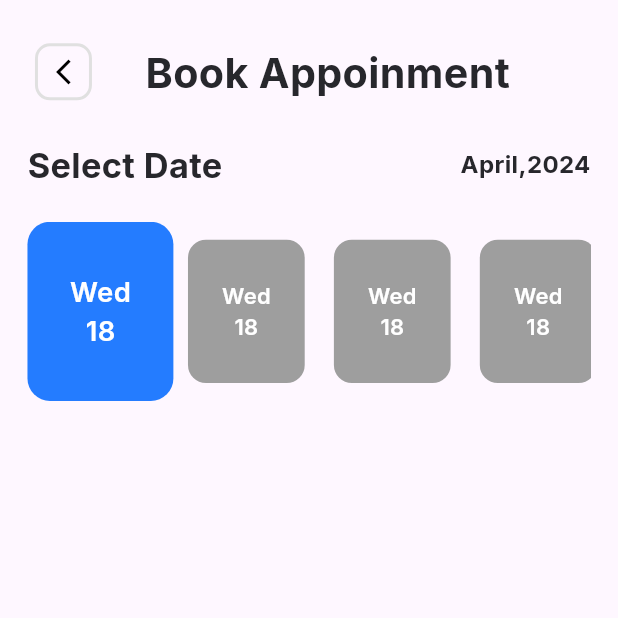
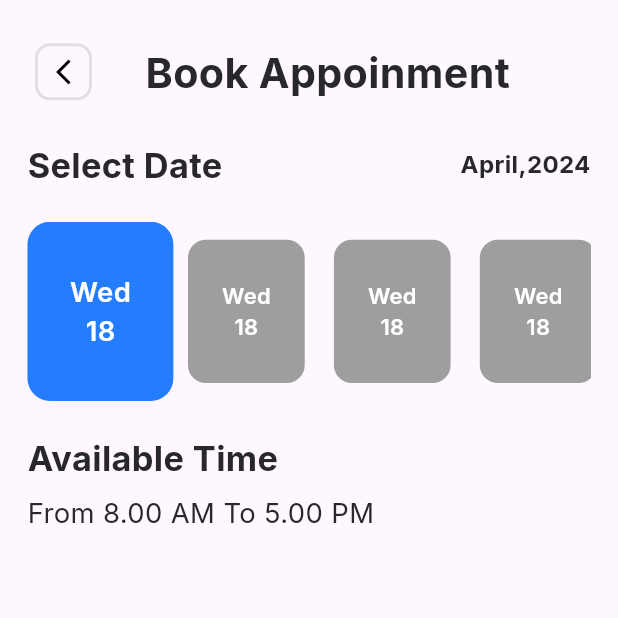
Before and after one commit to seiftarek10/clinic_square, a Flutter app: the DoctorDetailsPage screen opened by its route, after a tap on "Book", on a phone screen of 412 x 824 dp, the top half of it. Run offline on Flutter 3.47's test engine with Material 3 defaults, Android fonts, the phone set to English and light mode, and no system bars; our stand-ins replace eva_icons_flutter, flutter_screenutil, font_awesome_flutter, go_router, google_fonts.

Commit message:
add three svg icon

```diff
--- /dev/null
+++ b/lib/Features/Doctor Consultation/Presentaion/View/Widgets/available_day_hour.dart
@@ -0,0 +1,22 @@
+
+import 'package:clinic_square/Core/Helpers/space.dart';
+import 'package:clinic_square/Core/Themes/fonts.dart';
+import 'package:flutter/material.dart';
+
+class AvailableHourDay extends StatelessWidget {
+  const AvailableHourDay({
+    super.key,
+  });
+
+  @override
+  Widget build(BuildContext context) {
+    return Column(
+      crossAxisAlignment: CrossAxisAlignment.start,
+      children: [
+        Text("Available Time",style: Fonts.font20_700darkBlue),
+        Space.bottomSpace,
+        Text('From 8.00 AM To 5.00 PM',style: Fonts.font16_400DarkBlue),
+      ],
+    );
+  }
+}
--- a/lib/Features/Doctor Consultation/Presentaion/View/Widgets/doctor_info_in_doctor_details_page.dart
+++ b/lib/Features/Doctor Consultation/Presentaion/View/Widgets/doctor_info_in_doctor_details_page.dart
@@ -16,7 +16,7 @@ class DoctorInfoConsultation extends StatelessWidget {
         Space.verticalSpace18,
         Text("Working Time", style: Fonts.font20_700darkBlue),
         Space.bottomSpace,
-        Text("Monday - Friday, 8.00 AM - 4 PM",
+        Text("Monday - Friday",
             style: Fonts.font16_400DarkBlue),
         Space.verticalSpace18,
         Text("Phone Number",style: Fonts.font20_700darkBlue),
--- a/lib/Features/Doctor Consultation/Presentaion/View/Widgets/select_date.dart
+++ b/lib/Features/Doctor Consultation/Presentaion/View/Widgets/select_date.dart
@@ -1,6 +1,7 @@
 import 'package:clinic_square/Core/Helpers/space.dart';
 
 import 'package:clinic_square/Core/Themes/fonts.dart';
+import 'package:clinic_square/Features/Doctor%20Consultation/Presentaion/View/Widgets/available_day_hour.dart';
 import 'package:clinic_square/Features/Doctor%20Consultation/Presentaion/View/Widgets/avaliable_doctor_days.dart';
 import 'package:flutter/material.dart';
 
@@ -9,20 +10,25 @@ class SelectDate extends StatelessWidget {
 
   @override
   Widget build(BuildContext context) {
-    return  Column(
+    return Column(
       crossAxisAlignment: CrossAxisAlignment.start,
       children: [
         Row(
           mainAxisAlignment: MainAxisAlignment.spaceBetween,
           children: [
-            Text("Select Date",style:Fonts.font20_700darkBlue),
-            Text("April,2024",style:Fonts.font14_700DarkBlue,)
+            Text("Select Date", style: Fonts.font20_700darkBlue),
+            Text(
+              "April,2024",
+              style: Fonts.font14_700DarkBlue,
+            )
           ],
         ),
         Space.verticalSpace18,
         const AvaliableDoctorDaysList(),
+        Space.verticalSpace18,
+        const AvailableHourDay()
+      ],
 
-      ],
     );
   }
 }
```
Also changed, not shown: assets/images/svgs/attach.svg (added), assets/images/svgs/date.svg (added), assets/images/svgs/file.svg (added).
